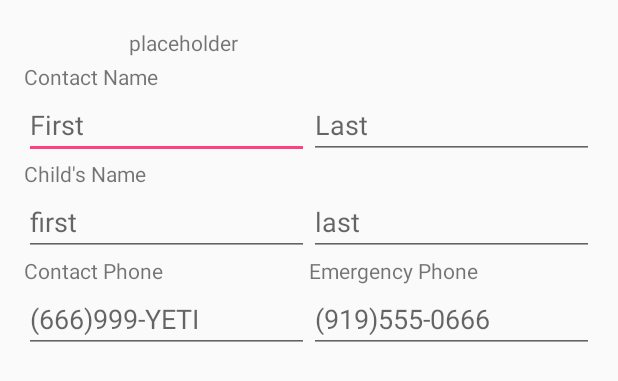
After one commit to B3ACONsoft/ProjectCode, an Android app: the layout activity_add_player.xml on its own in the app's theme, with its tools: preview values and no code run, on a phone screen of 412 x 824 dp. The commit adds this screen. Shown: the top 381 px of the screen. Run offline under Robolectric (Android 15) with nearby library versions, the phone set to English and light mode, and no system bars.

Commit message:
Yeti Update
Working On Quick Add

```diff
--- a/Android/UI/SYCORowLayouts/app/src/main/java/beaconsoft/sycorowlayouts/LoginActivity.java
+++ b/Android/UI/SYCORowLayouts/app/src/main/java/beaconsoft/sycorowlayouts/LoginActivity.java
@@ -44,7 +44,8 @@ public class LoginActivity extends AppCompatActivity implements LoaderCallbacks<
      * Id to identity READ_CONTACTS permission request.
      */
     private static final int REQUEST_READ_CONTACTS = 0;
-    public static final String LOGIN_KEY = "beaconsoft.sycorowlayouts.LoginActivity.DUMMY_CREDENTIALS";
+    private static final String LOGIN_KEY = "beaconsoft.sycorowlayouts.LoginActivity.DUMMY_CREDENTIALS";
+    private static final String EMAIL_KEY = "beaconsoft.sycorowlayours.EMAIL_PASSED";
     /**
      * A dummy authentication store containing known user names and passwords.
      * TODO: remove after connecting to a real authentication system.
@@ -201,6 +202,7 @@ public class LoginActivity extends AppCompatActivity implements LoaderCallbacks<
 //            mAuthTask.execute((Void) null);
             Intent intent = new Intent(this, MainActivity.class);
             intent.putExtra(LOGIN_KEY, "ADMIN");
+            intent.putExtra(EMAIL_KEY, email);
             startActivity(intent);
         }
     }
--- /dev/null
+++ b/Android/UI/SYCORowLayouts/app/src/main/res/layout/activity_add_player.xml
@@ -0,0 +1,144 @@
+<?xml version="1.0" encoding="utf-8"?>
+<TableLayout xmlns:android="http://schemas.android.com/apk/res/android"
+    xmlns:tools="http://schemas.android.com/tools"
+    android:layout_width="match_parent"
+    android:layout_height="match_parent"
+    android:paddingBottom="@dimen/activity_vertical_margin"
+    android:paddingLeft="@dimen/activity_horizontal_margin"
+    android:paddingRight="@dimen/activity_horizontal_margin"
+    android:paddingTop="@dimen/activity_vertical_margin"
+    tools:context=".AddPlayerActivity">
+
+    <TableRow
+        android:layout_width="wrap_content"
+        android:layout_height="wrap_content"
+        android:layout_gravity="center_horizontal">
+
+        <TextView
+            android:layout_width="match_parent"
+            android:layout_height="25dp"
+            android:id="@+id/textViewPassInAdminName"
+            android:text="@string/placeholder"
+            android:textAlignment="center"
+            android:layout_gravity="center_horizontal"
+            android:gravity="center" />
+    </TableRow>
+
+    <TableRow
+        android:layout_width="match_parent"
+        android:layout_height="match_parent">
+
+        <TextView
+            android:layout_width="wrap_content"
+            android:layout_height="wrap_content"
+            android:textAppearance="?android:attr/textAppearanceSmall"
+            android:text="Contact Name"
+            android:id="@+id/textView" />
+    </TableRow>
+
+    <TableRow
+        android:layout_width="match_parent"
+        android:layout_height="wrap_content">
+
+        <EditText
+            android:layout_width="match_parent"
+            android:layout_height="wrap_content"
+            android:inputType="textPersonName"
+            android:ems="10"
+            android:id="@+id/editTextContactFirst"
+            android:layout_column="0"
+            android:hint="First"
+            android:layout_weight="1" />
+
+        <EditText
+            android:layout_width="wrap_content"
+            android:layout_height="wrap_content"
+            android:inputType="textPersonName"
+            android:ems="10"
+            android:id="@+id/editTextContactLast"
+            android:hint="Last"
+            android:layout_weight="1" />
+    </TableRow>
+
+    <TableRow
+        android:layout_width="match_parent"
+        android:layout_height="match_parent">
+
+        <TextView
+            android:layout_width="wrap_content"
+            android:layout_height="wrap_content"
+            android:textAppearance="?android:attr/textAppearanceSmall"
+            android:text="Child&apos;s Name"
+            android:id="@+id/textView2" />
+    </TableRow>
+
+    <TableRow
+        android:layout_width="match_parent"
+        android:layout_height="match_parent">
+
+        <EditText
+            android:layout_width="wrap_content"
+            android:layout_height="wrap_content"
+            android:inputType="textPersonName"
+            android:ems="10"
+            android:id="@+id/editTextChildFirst"
+            android:layout_column="0"
+            android:hint="first"
+            android:layout_weight="1" />
+
+        <EditText
+            android:layout_width="wrap_content"
+            android:layout_height="wrap_content"
+            android:inputType="textPersonName"
+            android:ems="10"
+            android:id="@+id/editTextChildLast"
+            android:layout_column="1"
+            android:hint="last"
+            android:layout_weight="1" />
+    </TableRow>
+
+    <TableRow
+        android:layout_width="match_parent"
+        android:layout_height="match_parent">
+
+        <TextView
+            android:layout_width="wrap_content"
+            android:layout_height="wrap_content"
+            android:textAppearance="?android:attr/textAppearanceSmall"
+            android:text="Contact Phone"
+            android:id="@+id/textViewPromptPhone"
+            android:layout_weight="1" />
+
+        <TextView
+            android:layout_width="wrap_content"
+            android:layout_height="wrap_content"
+            android:textAppearance="?android:attr/textAppearanceSmall"
+            android:text="Emergency Phone"
+            android:id="@+id/textViewPromptEmergencyPhone"
+            android:layout_weight="1" />
+    </TableRow>
+
+    <TableRow
+        android:layout_width="match_parent"
+        android:layout_height="match_parent">
+
+        <EditText
+            android:layout_width="wrap_content"
+            android:layout_height="wrap_content"
+            android:inputType="phone"
+            android:ems="10"
+            android:id="@+id/editTextPhone"
+            android:hint="(666)999-YETI"
+            android:layout_weight="1" />
+
+        <EditText
+            android:layout_width="wrap_content"
+            android:layout_height="wrap_content"
+            android:inputType="phone"
+            android:ems="10"
+            android:id="@+id/editText"
+            android:layout_weight="1"
+            android:hint="(919)555-0666" />
+    </TableRow>
+
+</TableLayout>
--- a/Android/UI/SYCORowLayouts/app/src/main/res/values/strings.xml
+++ b/Android/UI/SYCORowLayouts/app/src/main/res/values/strings.xml
@@ -10,7 +10,7 @@
         <item>Iron Hills</item>
         <item>Oxford Township</item>
         <item>Sesquatchuan City</item>
-        <item>Pipe Bender\'s Local 17</item>
+        <item>Pipe Bender\'s Local 1177</item>
         <item>San Francisco Republican\'s Cup</item>
         <item>North Raleigh Party Clowns Association</item>
         <item>Fibromyalgia Weekly</item>
@@ -57,4 +57,5 @@
     <string name="permission_rationale">"Contacts permissions are needed for providing email
         completions."
     </string>
+    <string name="placeholder">placeholder</string>
 </resources>
```
Also changed, not shown: Android/UI/SYCORowLayouts/app/src/main/AndroidManifest.xml (+7 -1 lines), Android/UI/SYCORowLayouts/app/src/main/java/beaconsoft/sycorowlayouts/AddPlayerActivity.java (added, +27 -0 lines), Android/UI/SYCORowLayouts/app/src/main/java/beaconsoft/sycorowlayouts/LeaguesActivity.java (+8 -7 lines), Android/UI/SYCORowLayouts/app/src/main/java/beaconsoft/sycorowlayouts/MainActivity.java (+9 -4 lines), Android/UI/SYCORowLayouts/app/src/main/java/beaconsoft/sycorowlayouts/PlayerActivity.java (deleted, +0 -23 lines), Android/UI/SYCORowLayouts/app/src/main/res/layout/activity_player.xml (deleted, +0 -17 lines).
